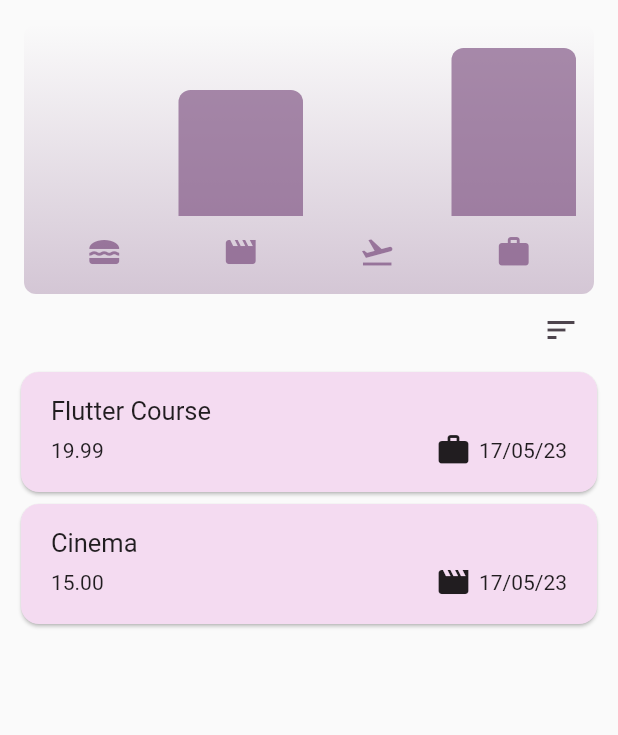
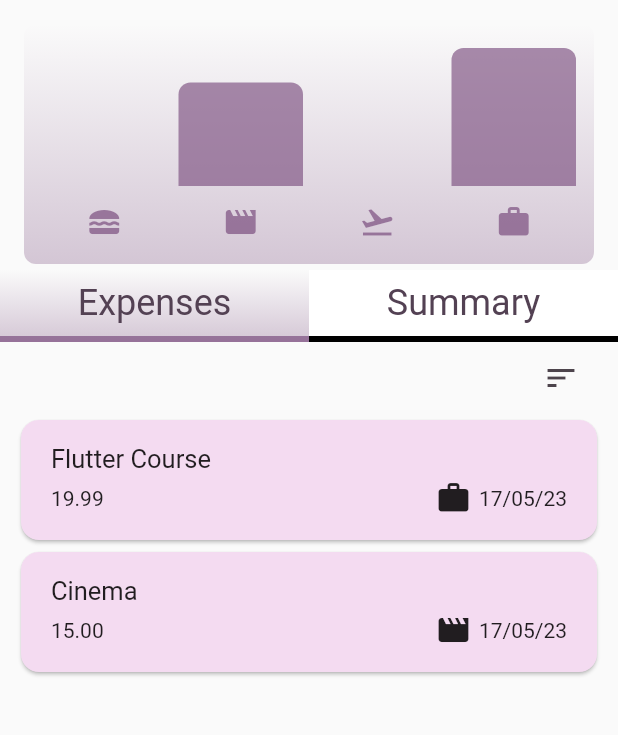
Before and after one commit to Wenster007/Expense_tracker_flutter, a Flutter app: the screen it shows after launch, on a phone screen of 412 x 824 dp, the part 84-819 px from its top. Run offline on Flutter 3.47's test engine with Material 2 defaults, Android fonts, the phone set to English and light mode, and no system bars.

Commit message:
Added main buttons and removed the new column content disappearing issue.

```diff
--- a/lib/widgets/chart/chart.dart
+++ b/lib/widgets/chart/chart.dart
@@ -34,13 +34,13 @@ class Chart extends StatelessWidget {
     final isDarkMode =
         MediaQuery.of(context).platformBrightness == Brightness.dark;
     return Container(
-      margin: const EdgeInsets.only(bottom: 0, right: 16, left: 16, top: 16),
+      margin: const EdgeInsets.only(bottom: 4, right: 16, left: 16, top: 16),
       padding: const EdgeInsets.symmetric(
         vertical: 16,
         horizontal: 8,
       ),
       width: double.infinity,
-      height: 180,
+      height: 160,
       decoration: BoxDecoration(
         borderRadius: BorderRadius.circular(8),
         gradient: LinearGradient(
--- a/lib/widgets/expenses.dart
+++ b/lib/widgets/expenses.dart
@@ -1,5 +1,6 @@
 import 'package:expense_tracker2/widgets/expenses_list/expenses_list.dart';
 import 'package:expense_tracker2/widgets/new_expense.dart';
+import 'package:expense_tracker2/widgets/underlined_button.dart';
 import 'package:flutter/material.dart';
 import 'package:expense_tracker2/model/expense.dart';
 import 'package:expense_tracker2/widgets/chart/chart.dart';
@@ -64,6 +65,7 @@ class _ExpensesState extends State<Expenses> {
           onPressed: () {
             setState(() {
               _registeredExpenses.insert(expenseIndex, expense);
+              _addSortedExpense(expense);
             });
           }),
     ));
@@ -108,6 +110,7 @@ class _ExpensesState extends State<Expenses> {
     });
   }
 
+
   @override
   Widget build(BuildContext context) {
     Widget mainContent = const Center(child: Text("No Expenses Found!"));
@@ -133,6 +136,19 @@ class _ExpensesState extends State<Expenses> {
       body: Column(
         children: [
           Chart(expenses: _registeredExpenses),
+          Row(
+            children: [
+              Expanded(
+                child: UnderlinedButton(onPressed: () {
+                }, text: "Expenses", currentState: true),
+              ),
+              Expanded(child: UnderlinedButton(onPressed: () {
+              }, text: "Summary", currentState: false,))
+            ],
+          ),
+          Expanded(
+            child: Column(
+              children: [
                 Padding(
                   padding: const EdgeInsets.symmetric(horizontal: 14),
                   child: Row(
@@ -145,9 +161,10 @@ class _ExpensesState extends State<Expenses> {
                     ],
                   ),
                 ),
-          Expanded(
-            child: mainContent,
+                Flexible(child: mainContent),
+              ],
             ),
+          )
         ],
       ),
     );
--- /dev/null
+++ b/lib/widgets/underlined_button.dart
@@ -0,0 +1,75 @@
+import 'package:flutter/material.dart';
+
+class UnderlinedButton extends StatefulWidget {
+  final VoidCallback onPressed;
+  final String text;
+  final bool currentState;
+
+  UnderlinedButton({required this.onPressed, required this.text, required this.currentState});
+
+  @override
+  _UnderlinedButtonState createState() => _UnderlinedButtonState();
+}
+
+class _UnderlinedButtonState extends State<UnderlinedButton> {
+  late bool _isButtonActive;
+
+  @override
+  void initState() {
+    _isButtonActive = widget.currentState;
+    super.initState();
+  }
+
+  @override
+  Widget build(BuildContext context) {
+    return GestureDetector(
+      onTap: () {
+        setState(() {
+          _isButtonActive = !_isButtonActive;
+        });
+        widget.onPressed();
+      },
+      onTapCancel: () {
+        setState(() {
+          _isButtonActive = false;
+        });
+      },
+      child: Container(
+        alignment: Alignment.center,
+        decoration: BoxDecoration(
+          gradient: _isButtonActive
+              ? LinearGradient(
+                  colors: [
+                    Theme.of(context).colorScheme.primary.withOpacity(0.3),
+                    Theme.of(context).colorScheme.primary.withOpacity(0.0)
+                  ],
+                  begin: Alignment.bottomCenter,
+                  end: Alignment.topCenter,
+                )
+              : const LinearGradient(
+                  colors: [
+                    Colors.white,Colors.white
+                  ],
+                  begin: Alignment.bottomCenter,
+                  end: Alignment.topCenter,
+                ),
+          border: Border(
+            bottom: BorderSide(
+              color: _isButtonActive
+                  ? Theme.of(context).colorScheme.primary.withOpacity(0.7)
+                  : Colors.black,
+              width: 4.0,
+            ),
+          ),
+        ),
+        child: Padding(
+          padding: const EdgeInsets.symmetric(vertical: 8.0),
+          child: Text(
+            widget.text,
+            style: Theme.of(context).textTheme.titleLarge,
+          ),
+        ),
+      ),
+    );
+  }
+}
```
Lines whose indentation alone changed are shown as unchanged.
